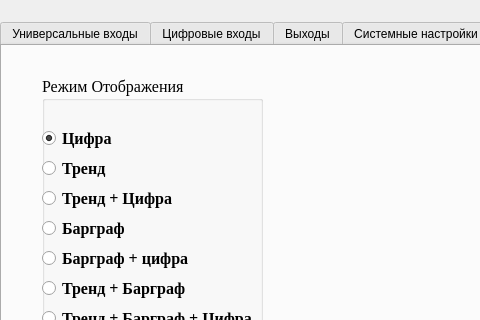
This is options.ui in tomyqg/topaz-m as Qt 5 draws it before an edit; both pictures show x 0 to 480 and y 0 to 320 of the 1280 by 800 pixel window. The edited form follows.
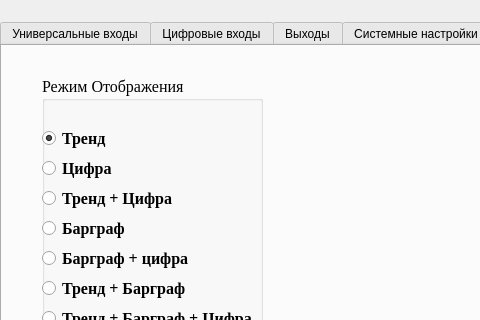
This is the edited form. The open tabs and pages were chosen to show the change.

```diff
--- a/options.ui
+++ b/options.ui
@@ -4561,7 +4561,7 @@
           </font>
          </property>
          <property name="text">
-          <string>Цифра</string>
+          <string>Тренд</string>
          </property>
          <property name="checked">
           <bool>true</bool>
@@ -4585,7 +4585,7 @@
           </font>
          </property>
          <property name="text">
-          <string>Тренд                 </string>
+          <string>Цифра           </string>
          </property>
          <property name="checked">
           <bool>false</bool>
```
Left out of the diff: 6 changed lines with no effect on the pictures.
